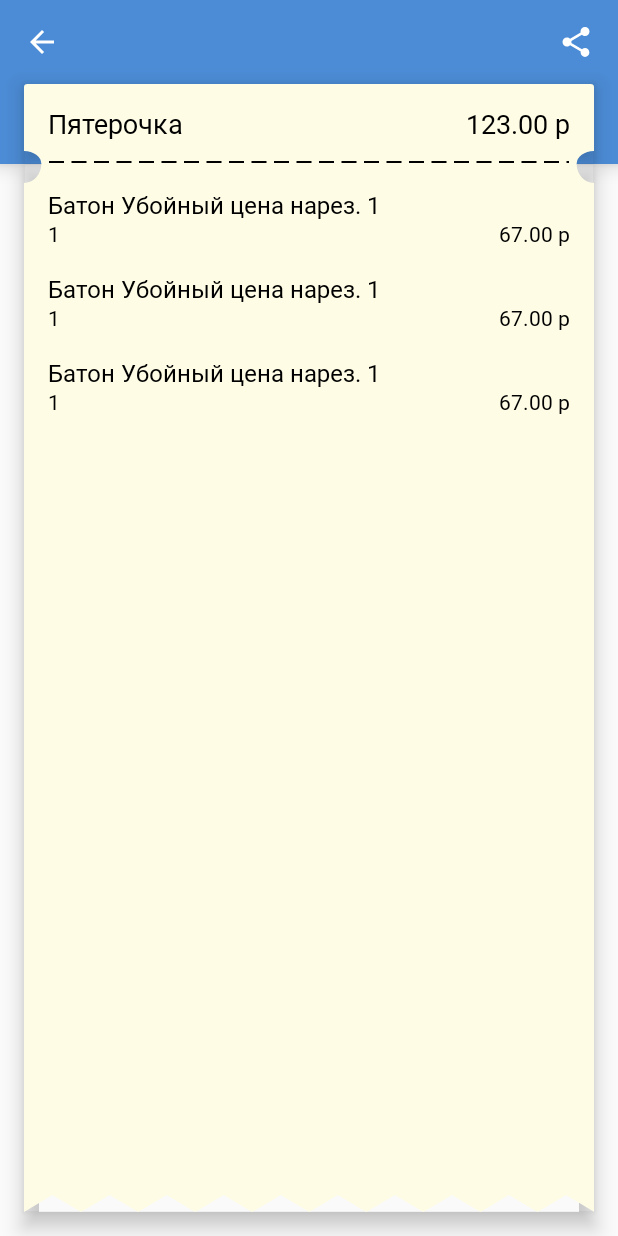
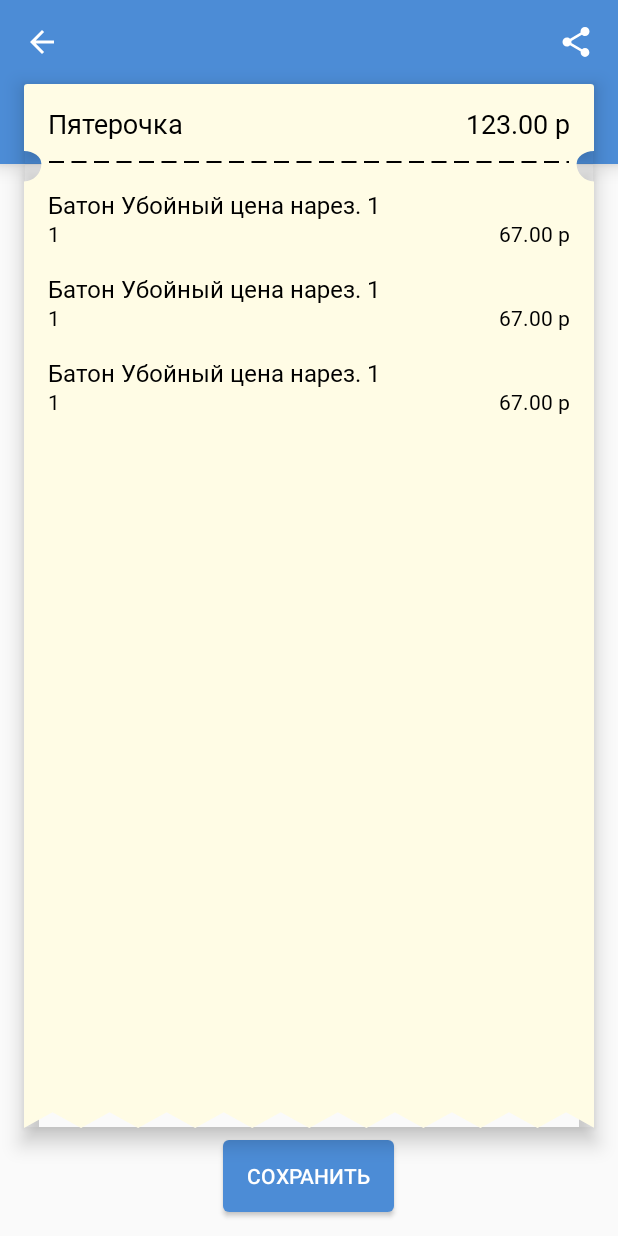
Before and after one commit to DenisDenisovich/Receipt, an Android app: the layout activity_receipt.xml on its own in the app's theme, with its tools: preview values and no code run, on a phone screen of 412 x 824 dp. Run offline under Robolectric (Android 15) with nearby library versions, the phone set to English and light mode, and no system bars.

```diff
--- a/app/build.gradle
+++ b/app/build.gradle
@@ -34,4 +34,5 @@ dependencies {
     implementation 'com.squareup.retrofit2:retrofit:2.5.0'
     implementation 'com.squareup.retrofit2:converter-gson:2.5.0'
     implementation 'com.journeyapps:zxing-android-embedded:3.6.0'
+    implementation 'com.squareup.okhttp3:okhttp:3.12.1'
 }
--- /dev/null
+++ b/app/src/main/java/shiverawe/github/com/receipt/data/network/entity/create/CreateRequest.kt
@@ -0,0 +1,3 @@
+package shiverawe.github.com.receipt.data.network.entity.create
+
+data class CreateRequest(val fn: Int, val fp: Int, val fd: Int, val sum: Float, val date: String)
--- /dev/null
+++ b/app/src/main/java/shiverawe/github/com/receipt/data/network/entity/create/CreateResponce.kt
@@ -0,0 +1,6 @@
+package shiverawe.github.com.receipt.data.network.entity.create
+
+data class CreateResponce(
+        val receipt_id: Int,
+        val status: String
+)
--- a/app/src/main/java/shiverawe/github/com/receipt/ui/Navigation.kt
+++ b/app/src/main/java/shiverawe/github/com/receipt/ui/Navigation.kt
@@ -8,4 +8,5 @@ interface Navigation {
     fun openHistory()
     fun openQr()
     fun openReceipt(receipt: Receipt)
+    fun openNetworkReceipt(receipt: Receipt, saveMeta: String)
 }
--- /dev/null
+++ b/app/src/main/res/drawable/btn_receipt_save.xml
@@ -0,0 +1,6 @@
+<?xml version="1.0" encoding="utf-8"?>
+<shape android:shape="rectangle" xmlns:android="http://schemas.android.com/apk/res/android">
+
+    <solid android:color="@color/colorPrimary"/>
+    <corners android:radius="4dp"/>
+</shape>
--- a/app/src/main/res/layout/activity_receipt.xml
+++ b/app/src/main/res/layout/activity_receipt.xml
@@ -80,6 +80,7 @@
 
     </FrameLayout>
 
+
     <android.support.v7.widget.RecyclerView
         android:id="@+id/rv_receipt"
         android:layout_width="match_parent"
@@ -87,7 +88,7 @@
         android:layout_marginStart="16dp"
         android:layout_marginTop="109dp"
         android:layout_marginEnd="16dp"
-        android:layout_marginBottom="16dp"
+        android:layout_marginBottom="72dp"
         android:background="@drawable/ic_receipt_down"
         android:elevation="8dp"
         android:outlineProvider="bounds"
@@ -96,4 +97,17 @@
         android:paddingBottom="8dp"
         tools:listitem="@layout/item_product" />
 
+    <Button
+        android:id="@+id/btn_receipt_save"
+        android:layout_width="wrap_content"
+        android:layout_height="wrap_content"
+        android:layout_gravity="bottom|center_horizontal"
+        android:layout_marginBottom="16dp"
+        android:paddingLeft="16dp"
+        android:paddingRight="16dp"
+        android:text="Сохранить"
+        android:textColor="#FFFFFF"
+        android:elevation="8dp"
+        android:background="@drawable/btn_receipt_save"/>
+
 </FrameLayout>
--- a/app/src/main/res/layout/item_product.xml
+++ b/app/src/main/res/layout/item_product.xml
@@ -9,7 +9,7 @@
         android:layout_width="wrap_content"
         android:layout_height="wrap_content"
         android:singleLine="true"
-        android:ellipsize="end"
+        android:ellipsize="marquee"
         android:layout_marginTop="8dp"
         android:layout_marginStart="16dp"
         android:layout_marginEnd="16dp"
--- a/app/src/main/res/values/dimens.xml
+++ b/app/src/main/res/values/dimens.xml
@@ -15,4 +15,6 @@
     <dimen name="receipt_top_line_width">2dp</dimen>
     <dimen name="receipt_top_line_dash_size">10dp</dimen>
     <dimen name="receipt_top_line_gap_size">5dp</dimen>
+    <dimen name="receipt_network_bottom_margin">72dp</dimen>
+    <dimen name="receipt_offline_bottom_margin">16dp</dimen>
 </resources>
```
Also changed, not shown: app/src/main/java/shiverawe/github/com/receipt/data/network/Api.kt (+5 -3 lines), app/src/main/java/shiverawe/github/com/receipt/ui/App.kt (+7 -0 lines), app/src/main/java/shiverawe/github/com/receipt/ui/MainActivity.kt (+20 -24 lines), app/src/main/java/shiverawe/github/com/receipt/ui/receipt/ReceiptActivity.kt (+28 -1 lines), app/src/main/res/layout/content_main.xml (+9 -2 lines).
